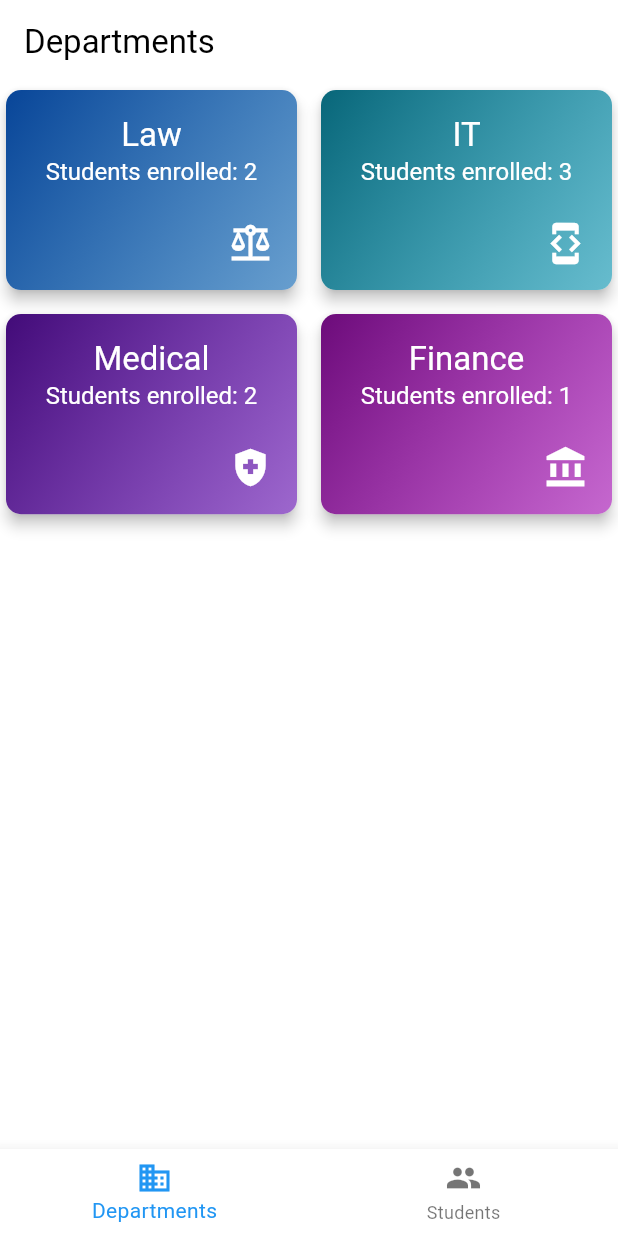
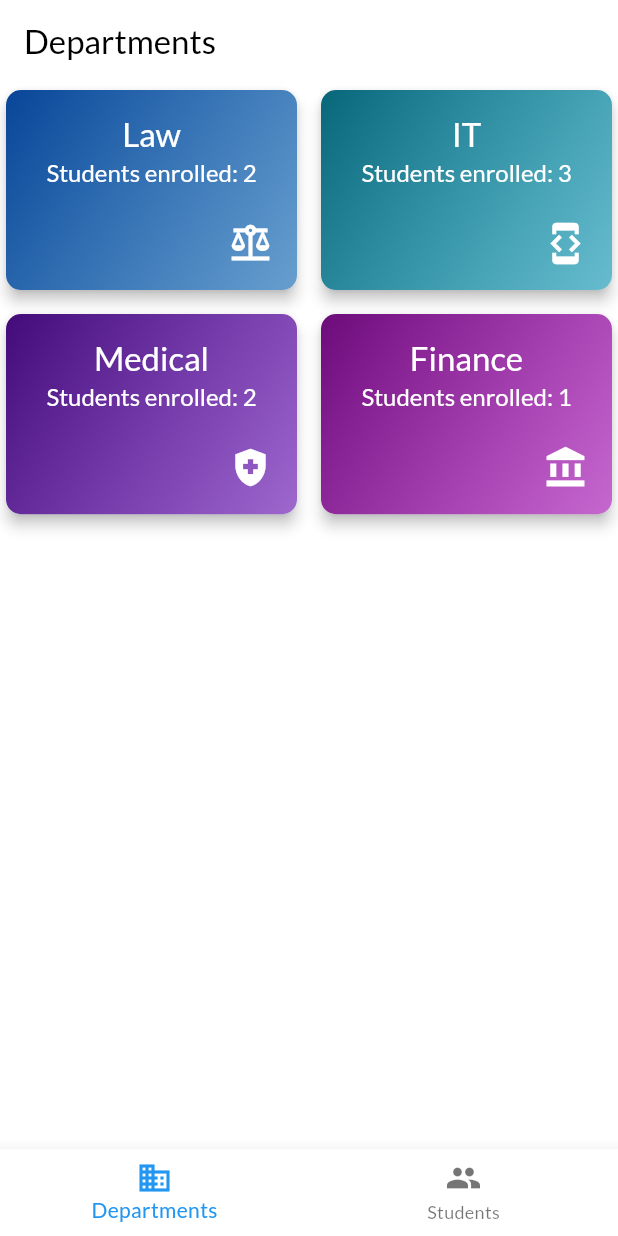
Before and after one commit to Kostiantyn0205/lb_1_karachentsev_kiyki_21_8, a Flutter app: the screen it shows after launch, on a phone screen of 412 x 824 dp. Run offline on Flutter 3.47's test engine with Material 3 defaults, Android fonts, the phone set to English and light mode, and no system bars; our stand-ins replace flutter_riverpod.

Commit message:
Fix bugs

```diff
--- a/lib/main.dart
+++ b/lib/main.dart
@@ -19,9 +19,10 @@ class MyApp extends StatelessWidget {
         primarySwatch: Colors.indigo,
         colorScheme: ColorScheme.fromSwatch().copyWith(secondary: Colors.purpleAccent),
         textTheme: const TextTheme(
-          bodyLarge: TextStyle(color: Colors.white, fontSize: 18),
-          titleLarge: TextStyle(color: Color.fromARGB(255, 255, 255, 255), fontSize: 22),
-          headlineSmall: TextStyle(color: Colors.white, fontSize: 16),
+          bodyLarge: TextStyle(fontFamily: 'Lato', color: Color.fromARGB(255, 255, 255, 255), fontSize: 18),
+          bodyMedium: TextStyle(fontFamily: 'Lato', color: Color.fromARGB(255, 0, 0, 0), fontSize: 18),
+          titleLarge: TextStyle(fontFamily: 'Lato', color: Color.fromARGB(255, 255, 255, 255), fontSize: 22),
+          headlineSmall: TextStyle(fontFamily: 'Lato', color: Color.fromARGB(255, 255, 255, 255), fontSize: 16),
         ),
         inputDecorationTheme: InputDecorationTheme(
           border: OutlineInputBorder(
--- a/lib/models/department.dart
+++ b/lib/models/department.dart
@@ -2,10 +2,16 @@ import 'package:flutter/material.dart';
 
 enum DepartmentType { finance, law, it, medical }
 
-// Модель факультета, где color теперь является LinearGradient
+const departmentIcons = {
+  DepartmentType.finance: Icons.account_balance,
+  DepartmentType.law: Icons.balance,
+  DepartmentType.it: Icons.developer_mode,
+  DepartmentType.medical: Icons.health_and_safety,
+};
+
 class Department {
   final String name;
-  final LinearGradient color;  // изменили тип на LinearGradient
+  final LinearGradient color;
   final IconData icon;
   final String id;
   final DepartmentType type;
@@ -32,19 +38,18 @@ class Department {
       icon: icon,
       id: id,
       type: type,
-      enrolledStudents: enrolledStudents ?? this.enrolledStudents, // Если не передано, то берем старое значение
+      enrolledStudents: enrolledStudents ?? this.enrolledStudents,
     );
   }
 }
 
-// Список факультетов с градиентами
 final Map<DepartmentType, Department> departments = {
   DepartmentType.law: Department(
     name: 'Law',
-    color: LinearGradient(  // создаем градиент для факультета law
+    color: const LinearGradient(
       begin: Alignment.topLeft,
       end: Alignment.bottomRight,
-      colors: [Color.fromARGB(255, 8, 69, 152), const Color.fromARGB(155, 6, 96, 175)],  // Пара цветов для градиента
+      colors: [Color.fromARGB(255, 8, 69, 152), const Color.fromARGB(155, 6, 96, 175)],
     ),
     icon: Icons.balance,
     id: '1',
@@ -52,10 +57,10 @@ final Map<DepartmentType, Department> departments = {
   ),
   DepartmentType.it: Department(
     name: 'IT',
-    color: LinearGradient(  // создаем градиент для факультета IT
+    color: const LinearGradient(
       begin: Alignment.topLeft,
       end: Alignment.bottomRight,
-      colors: [Color.fromARGB(255, 8, 102, 121), const Color.fromARGB(155, 5, 145, 174)],  // Пара цветов для градиента
+      colors: [Color.fromARGB(255, 8, 102, 121), const Color.fromARGB(155, 5, 145, 174)],
     ),
     icon: Icons.developer_mode,
     id: '2',
@@ -63,10 +68,10 @@ final Map<DepartmentType, Department> departments = {
   ),
   DepartmentType.medical: Department(
     name: 'Medical',
-    color: LinearGradient(  // создаем градиент для факультета medical
+    color: const LinearGradient(
       begin: Alignment.topLeft,
       end: Alignment.bottomRight,
-      colors: [Color.fromARGB(255, 66, 11, 120), const Color.fromARGB(155, 94, 6, 173)],  // Пара цветов для градиента
+      colors: [Color.fromARGB(255, 66, 11, 120), const Color.fromARGB(155, 94, 6, 173)],
     ),
     icon: Icons.health_and_safety,
     id: '3',
@@ -74,10 +79,10 @@ final Map<DepartmentType, Department> departments = {
   ),
   DepartmentType.finance: Department(
     name: 'Finance',
-    color: LinearGradient(  // создаем градиент для факультета Finance
+    color: const LinearGradient(
       begin: Alignment.topLeft,
       end: Alignment.bottomRight,
-      colors: [const Color.fromARGB(255, 108, 11, 122), const Color.fromARGB(155, 160, 6, 175)],  // Пара цветов для градиента
+      colors: [const Color.fromARGB(255, 108, 11, 122), const Color.fromARGB(155, 160, 6, 175)],
     ),
     icon: Icons.account_balance,
     id: '4',
--- a/lib/providers/departments_provider.dart
+++ b/lib/providers/departments_provider.dart
@@ -3,12 +3,11 @@ import '../models/department.dart' as dept;
 import '../providers/students_provider.dart';
 
 final departmentsProvider = Provider<List<dept.Department>>((ref) {
-  final students = ref.watch(studentsProvider); // Получаем список студентов через studentsProvider
-  final baseDepartments = dept.departments.values.toList(); // Берем все факультеты из базы данных
+  final students = ref.watch(studentsProvider);
+  final baseDepartments = dept.departments.values.toList();
 
   return baseDepartments.map((department) {
-    // Подсчитываем количество студентов для каждого факультета, сравнивая типы
     final enrolledCount = students.where((student) { return student.department == department.type;}).length;
-    return department.copyWith(enrolledStudents: enrolledCount); // Возвращаем факультет с количеством студентов
+    return department.copyWith(enrolledStudents: enrolledCount);
   }).toList();
 });
--- a/lib/screens/departments.dart
+++ b/lib/screens/departments.dart
@@ -8,11 +8,11 @@ class Departments extends StatelessWidget {
     return Scaffold(
       appBar: AppBar(title: Text('Departments')),
       body: GridView.builder(
-        gridDelegate: SliverGridDelegateWithFixedCrossAxisCount(
-          crossAxisCount: 2,  // Количество колонок
-          crossAxisSpacing: 8,  // Отступы между колонками
-          mainAxisSpacing: 8,  // Отступы между строками
-          childAspectRatio: 200 / 140, // Соотношение ширины к высоте карточки
+        gridDelegate: const SliverGridDelegateWithFixedCrossAxisCount(
+          crossAxisCount: 2,
+          crossAxisSpacing: 8,
+          mainAxisSpacing: 8,
+          childAspectRatio: 200 / 140,
         ),
         itemCount: departments.length,
         itemBuilder: (context, index) {
--- a/lib/screens/tabs_screen.dart
+++ b/lib/screens/tabs_screen.dart
@@ -1,7 +1,6 @@
 import 'package:flutter/material.dart';
 import 'students.dart';
 import 'departments.dart';
-
 
 class TabsScreen extends StatefulWidget {
   @override
--- a/lib/widgets/department_item.dart
+++ b/lib/widgets/department_item.dart
@@ -1,17 +1,15 @@
 import 'package:flutter/material.dart';
 import 'package:flutter_riverpod/flutter_riverpod.dart';
-import '../models/department.dart' as dept; // Псевдоним для импортирования Department
-import '../providers/departments_provider.dart'; // Провайдер студентов
+import '../models/department.dart' as dept;
+import '../providers/departments_provider.dart';
 
 class DepartmentItem extends ConsumerWidget {
-  final dept.Department department;  // Используем псевдоним dept
-
+  final dept.Department department;
   const DepartmentItem({Key? key, required this.department}) : super(key: key);
 
   @override
   Widget build(BuildContext context, WidgetRef ref) {
       final departments = ref.watch(departmentsProvider);
-
       final enrolledStudents = departments
       .firstWhere((dept) => dept.type == department.type)
       .enrolledStudents;
@@ -23,7 +21,7 @@ class DepartmentItem extends ConsumerWidget {
       ),
       child: Container(
         decoration: BoxDecoration(
-          gradient: department.color,  // Используем department из dept
+          gradient: department.color,
           borderRadius: BorderRadius.circular(10),
         ),
         child: Padding(
@@ -33,14 +31,14 @@ class DepartmentItem extends ConsumerWidget {
               Align(
                 alignment: Alignment.topCenter,
                 child: Text(
-                  department.name,  // Используем department из dept
+                  department.name,
                   style: Theme.of(context).textTheme.titleLarge,
                 ),
               ),
               Align(
                 alignment: Alignment.bottomCenter,
                 child: Text(
-                  'Students enrolled: $enrolledStudents',  // Динамическое количество студентов
+                  'Students enrolled: $enrolledStudents',
                   style: Theme.of(context).textTheme.headlineSmall,
                 ),
               ),
--- a/lib/widgets/student_item.dart
+++ b/lib/widgets/student_item.dart
@@ -1,4 +1,5 @@
 import 'package:flutter/material.dart';
+import '../models/department.dart';
 import '../models/student.dart';
 
 class StudentItem extends StatelessWidget {
```
Also changed, not shown: lib/models/student.dart (+0 -8 lines), lib/providers/students_provider.dart (+9 -5 lines), lib/screens/students.dart (+5 -3 lines), lib/widgets/new_student.dart (+10 -1 lines), pubspec.yaml (+8 -0 lines).
